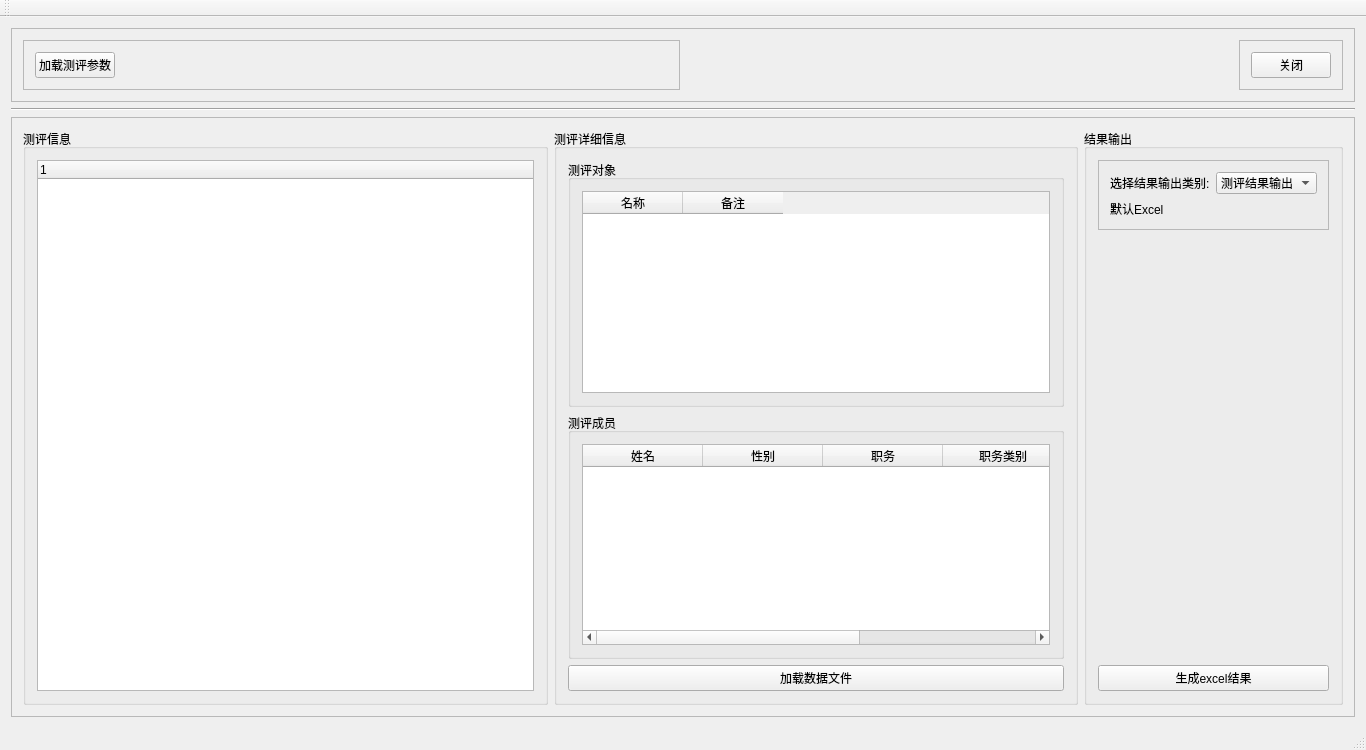
Above: ES2EvaluationResultAnalyse.ui from zhouyiixiiang/ES2EvaluationAnalyze before the change. Below: the same form after it.
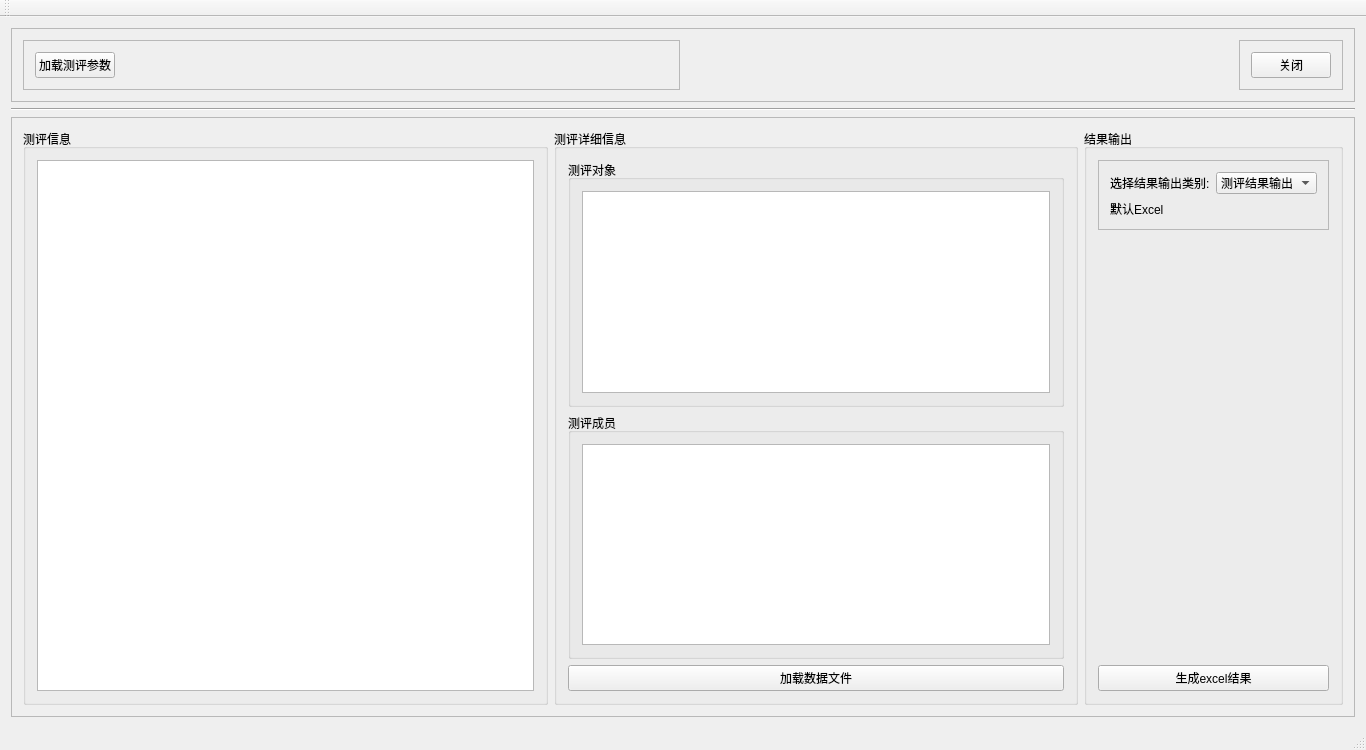
That is the form after the change.

The edit to the form file:
```diff
--- a/ES2EvaluationResultAnalyse.ui
+++ b/ES2EvaluationResultAnalyse.ui
@@ -112,13 +112,7 @@
          </property>
          <layout class="QVBoxLayout" name="verticalLayout_3">
           <item>
-           <widget class="QTreeWidget" name="treeWidget">
-            <column>
-             <property name="text">
-              <string notr="true">1</string>
-             </property>
-            </column>
-           </widget>
+           <widget class="QTableView" name="tableView"/>
           </item>
          </layout>
         </widget>
@@ -136,18 +130,7 @@
             </property>
             <layout class="QVBoxLayout" name="verticalLayout_6">
              <item>
-              <widget class="QTableWidget" name="tableWidget">
-               <column>
-                <property name="text">
-                 <string>名称</string>
-                </property>
-               </column>
-               <column>
-                <property name="text">
-                 <string>备注</string>
-                </property>
-               </column>
-              </widget>
+              <widget class="QTableView" name="tableView_2"/>
              </item>
             </layout>
            </widget>
@@ -159,65 +142,7 @@
             </property>
             <layout class="QVBoxLayout" name="verticalLayout_5">
              <item>
-              <widget class="QTableWidget" name="tableWidget_2">
-               <property name="sizePolicy">
-                <sizepolicy hsizetype="Preferred" vsizetype="Expanding">
-                 <horstretch>0</horstretch>
-                 <verstretch>0</verstretch>
-                </sizepolicy>
-               </property>
-               <property name="horizontalScrollBarPolicy">
-                <enum>Qt::ScrollBarAsNeeded</enum>
-               </property>
-               <property name="sizeAdjustPolicy">
-                <enum>QAbstractScrollArea::AdjustIgnored</enum>
-               </property>
-               <property name="horizontalScrollMode">
-                <enum>QAbstractItemView::ScrollPerItem</enum>
-               </property>
-               <attribute name="horizontalHeaderDefaultSectionSize">
-                <number>120</number>
-               </attribute>
-               <attribute name="horizontalHeaderMinimumSectionSize">
-                <number>0</number>
-               </attribute>
-               <attribute name="verticalHeaderDefaultSectionSize">
-                <number>30</number>
-               </attribute>
-               <attribute name="verticalHeaderMinimumSectionSize">
-                <number>15</number>
-               </attribute>
-               <column>
-                <property name="text">
-                 <string>姓名</string>
-                </property>
-                <property name="font">
-                 <font>
-                  <kerning>false</kerning>
-                 </font>
-                </property>
-               </column>
-               <column>
-                <property name="text">
-                 <string>性别</string>
-                </property>
-               </column>
-               <column>
-                <property name="text">
-                 <string>职务</string>
-                </property>
-               </column>
-               <column>
-                <property name="text">
-                 <string>职务类别</string>
-                </property>
-               </column>
-               <column>
-                <property name="text">
-                 <string>编码</string>
-                </property>
-               </column>
-              </widget>
+              <widget class="QTableView" name="tableView_3"/>
              </item>
             </layout>
            </widget>
```
